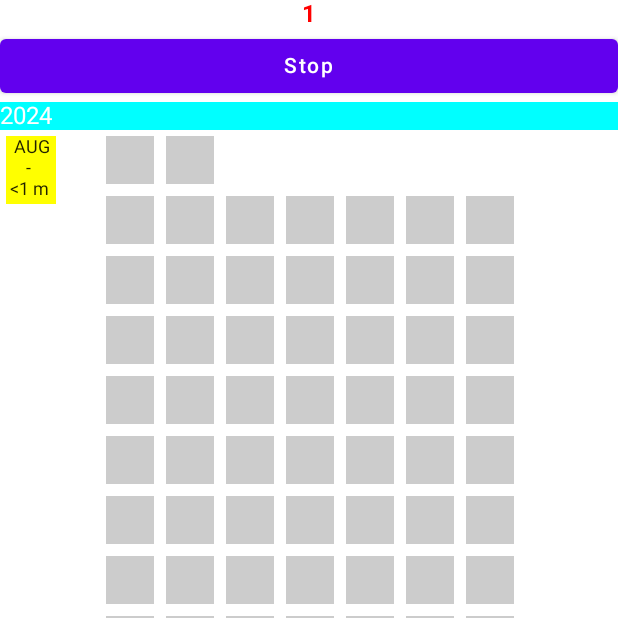
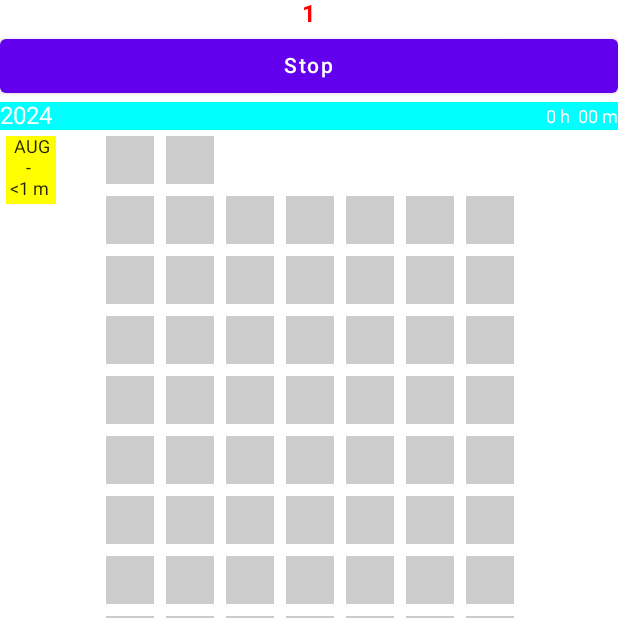
Before and after one commit to AndreyDevin/my-apps, an Android app built with Jetpack Compose: the screen it shows after launch (MainActivity), after a tap on "Start", on a phone screen of 412 x 824 dp, the top half of it. Run offline under Robolectric (Android 15) with nearby library versions, the phone set to English and light mode, and no system bars; our stand-ins replace Room's generated code.

Commit message:
In Scorer added yearTotalDuration and "delete bug" button in AlertDialog

```diff
--- a/Scorer/app/src/main/java/com/example/scorer/MainViewModel.kt
+++ b/Scorer/app/src/main/java/com/example/scorer/MainViewModel.kt
@@ -59,6 +59,7 @@ class MainViewModel(
         val dayKey = { itemDay.year * 1000 + itemDay.dayOfYear.toLong() }
         var monthsList: MutableList<Pair<String, Long>> = mutableListOf()
         val returnList: MutableList<UiDataObject> = mutableListOf()
+        var sum = 0L
 
         while (itemDay.isAfter(LocalDate.of(2022, 12, 31))) {
             allDay.value
@@ -67,6 +68,7 @@ class MainViewModel(
                     if (it != null) {
                         weeksList[weekCount][dayKey()] = (it.durations ?: 0)
                         monthsList.add(LocalDate.parse(it.date.toString()).month.name to (it.durations ?: 0))
+                        sum += it.durations ?: 0
                     }
                     else weeksList[weekCount][dayKey()] = 0
                 }
@@ -81,6 +83,7 @@ class MainViewModel(
                 returnList.add(
                     UiDataObject(
                         year = itemDay.year.toString(),
+                        yearTotalDuration = toStringFormat(sum/60),
                         weekList = weeksList,
                         monthList = monthsList
                             .groupBy({ it.first }, { it.second }) //преобразование List<Pair> в Map<first, List<second>>
@@ -89,6 +92,7 @@ class MainViewModel(
                 )
                 monthsList = mutableListOf()
                 weekCount = 0
+                sum = 0L
                 weeksList = mutableListOf(mutableMapOf())
             }
 
@@ -161,4 +165,8 @@ class MainViewModel(
             }
         }
     }
+
+    private fun toStringFormat(value: Long): String {
+        return "${value/60} h  ${if (value%60 < 1) "00" else (value%60)} m"
+    }
 }
--- a/Scorer/app/src/main/java/com/example/scorer/UiDataObject.kt
+++ b/Scorer/app/src/main/java/com/example/scorer/UiDataObject.kt
@@ -2,6 +2,7 @@ package com.example.scorer
 
 data class UiDataObject(
     val year: String,
+    val yearTotalDuration: String,
     val weekList: List<Map<Long, Long>>,
     val monthList: Map<String, Long>
 )
--- a/Scorer/app/src/main/java/com/example/scorer/ui/MainScreen.kt
+++ b/Scorer/app/src/main/java/com/example/scorer/ui/MainScreen.kt
@@ -85,7 +85,7 @@ fun Year(
     data: UiDataObject,
     viewModel: MainViewModel
 ) {
-    YearSpacer(text = data.year)
+    YearSpacer(text1 = data.year, text2 = data.yearTotalDuration)
     Row {
         Mounts(durationByMonth = data.monthList)
         Column {
@@ -170,7 +170,7 @@ fun Day(
                     }
                 }
             )
-            .clickable { if (value >= 0) dialogOpen = !dialogOpen },
+            .clickable { if (key > 0) dialogOpen = !dialogOpen },
         fontSize = 12.sp
     )
 }
@@ -188,6 +188,9 @@ fun ItemDialog(
         buttons = {
             Row {
                 when {
+                    key > 0 && value < 0 -> TextButton(onClick = {viewModel.deleteDay(key)}) {
+                        Text(text = "delete bug")
+                    }
                     value > 0 -> {
                         TextButton(onClick = {viewModel.updateDay(key, 600)}) {
                             Text(text = "+10m")
@@ -249,14 +252,26 @@ fun minToTimeFormat(min: Long): String {
 }
 
 @Composable
-fun YearSpacer(text: String) {
-    Text(
-        modifier = Modifier
-            .fillMaxWidth()
-            .background(color = Color.Cyan),
-        text = text,
-        color = Color.White
-    )
+fun YearSpacer(text1: String, text2: String) {
+    Row(modifier = Modifier
+        .fillMaxWidth()
+        .background(color = Color.Cyan)
+    ) {
+        Text(
+            text = text1,
+            color = Color.White
+        )
+        Text(
+            modifier = Modifier
+                .fillMaxWidth()
+                .align(Alignment.CenterVertically)
+                .wrapContentWidth(Alignment.End),
+            text = text2,
+            color = Color.White,
+            fontSize = 12.sp
+        )
+    }
+
 }
 
 @Composable
```
